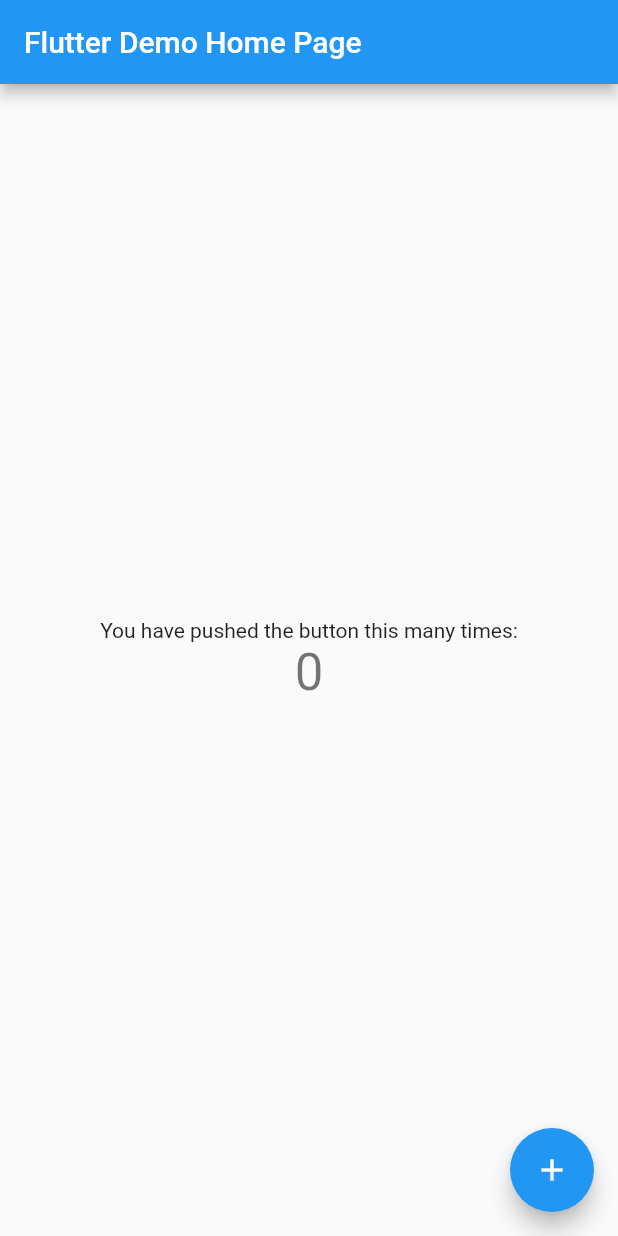
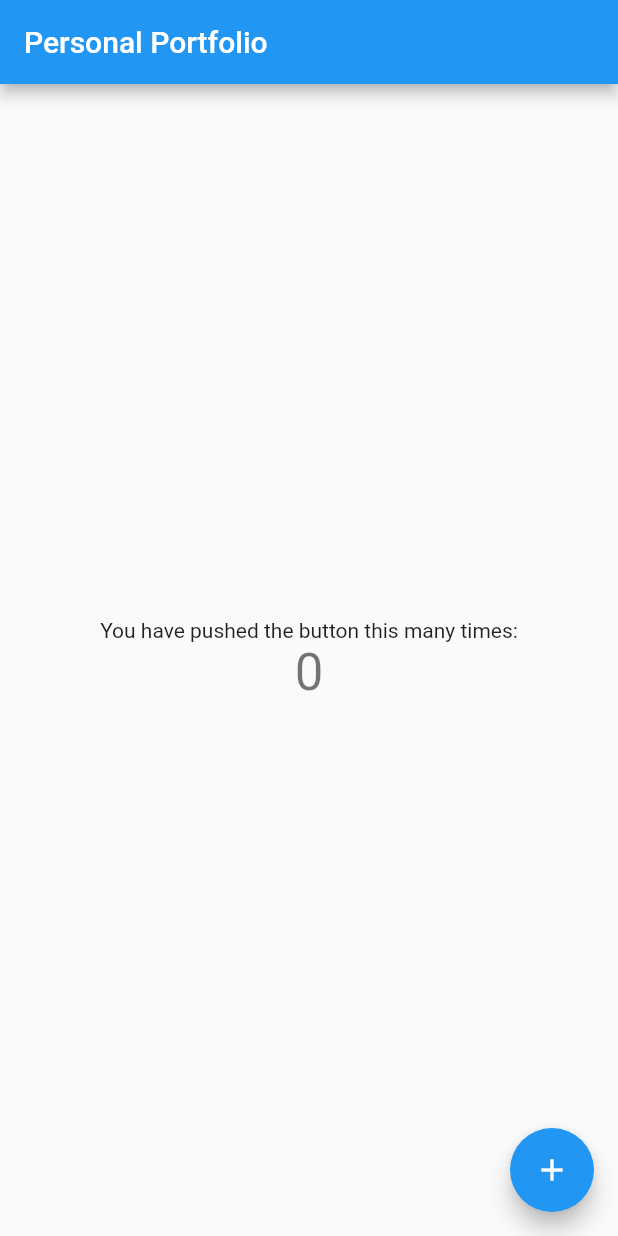
Before and after one commit to benjaminudoh10/portfolio, a Flutter app: the screen it shows after launch, on a phone screen of 412 x 824 dp. Run offline on Flutter 3.47's test engine with Material 2 defaults, Android fonts, the phone set to English and light mode, and no system bars.

Commit message:
Changed App Label
Signed-off-by: Benjamin <benjaminudoh10@gmail.com>

```diff
--- a/lib/main.dart
+++ b/lib/main.dart
@@ -20,7 +20,7 @@ class MyApp extends StatelessWidget {
         // is not restarted.
         primarySwatch: Colors.blue,
       ),
-      home: MyHomePage(title: 'Flutter Demo Home Page'),
+      home: MyHomePage(title: 'Personal Portfolio'),
     );
   }
 }
```
